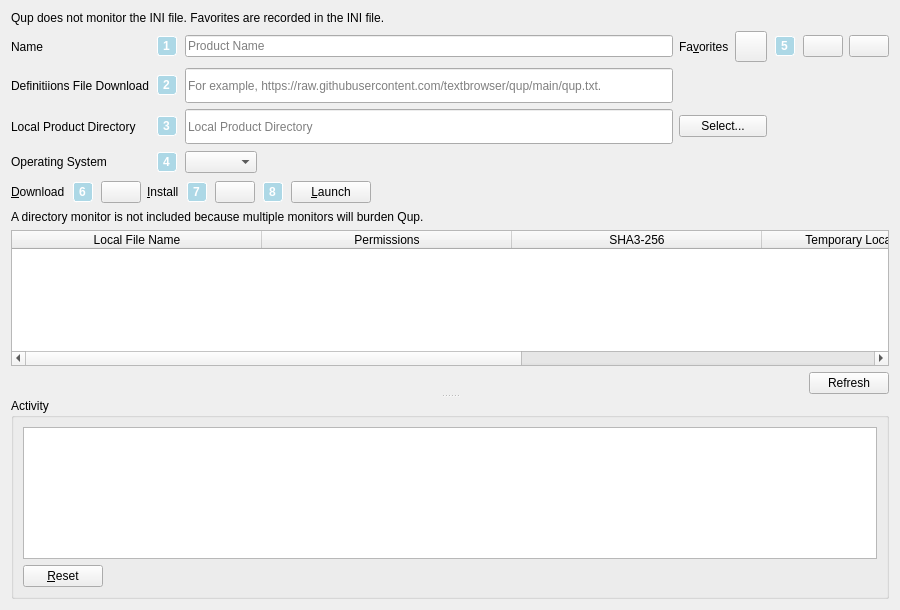
This is ui/qup_page.ui in textbrowser/qup as Qt 5 draws it before an edit. The edited form follows.
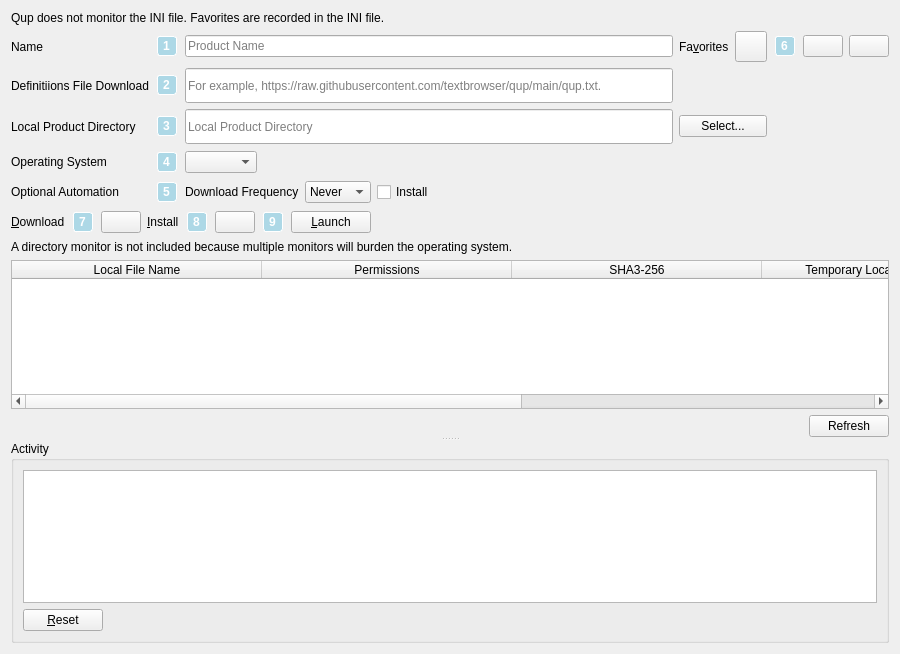
This is the edited form. Icons and pictures are not drawn.

```diff
--- a/ui/qup_page.ui
+++ b/ui/qup_page.ui
@@ -7,7 +7,7 @@
     <x>0</x>
     <y>0</y>
     <width>900</width>
-    <height>610</height>
+    <height>654</height>
    </rect>
   </property>
   <property name="windowTitle">
@@ -313,6 +313,86 @@
         <string notr="true">QLabel {background-color: lightblue; border: 1px solid white; border-radius: 2.5px; color: white; margin: 2px; padding: 2px;}</string>
        </property>
        <property name="text">
+        <string>6</string>
+       </property>
+      </widget>
+     </item>
+     <item row="4" column="0">
+      <widget class="QLabel" name="label_19">
+       <property name="text">
+        <string>Optional Automation</string>
+       </property>
+      </widget>
+     </item>
+     <item row="4" column="2">
+      <layout class="QHBoxLayout" name="horizontalLayout_6">
+       <item>
+        <widget class="QLabel" name="label_18">
+         <property name="text">
+          <string>Download Frequency</string>
+         </property>
+        </widget>
+       </item>
+       <item>
+        <widget class="QComboBox" name="download_frequency">
+         <property name="currentIndex">
+          <number>1</number>
+         </property>
+         <property name="sizeAdjustPolicy">
+          <enum>QComboBox::AdjustToContents</enum>
+         </property>
+         <item>
+          <property name="text">
+           <string>Hourly</string>
+          </property>
+         </item>
+         <item>
+          <property name="text">
+           <string>Never</string>
+          </property>
+         </item>
+        </widget>
+       </item>
+       <item>
+        <widget class="QCheckBox" name="install_automatically">
+         <property name="text">
+          <string>Install</string>
+         </property>
+        </widget>
+       </item>
+       <item>
+        <spacer name="horizontalSpacer_5">
+         <property name="orientation">
+          <enum>Qt::Horizontal</enum>
+         </property>
+         <property name="sizeHint" stdset="0">
+          <size>
+           <width>40</width>
+           <height>20</height>
+          </size>
+         </property>
+        </spacer>
+       </item>
+      </layout>
+     </item>
+     <item row="4" column="1">
+      <widget class="QLabel" name="label_20">
+       <property name="sizePolicy">
+        <sizepolicy hsizetype="Fixed" vsizetype="Fixed">
+         <horstretch>0</horstretch>
+         <verstretch>0</verstretch>
+        </sizepolicy>
+       </property>
+       <property name="font">
+        <font>
+         <weight>75</weight>
+         <bold>true</bold>
+        </font>
+       </property>
+       <property name="styleSheet">
+        <string notr="true">QLabel {background-color: lightblue; border: 1px solid white; border-radius: 2.5px; color: white; margin: 2px; padding: 2px;}</string>
+       </property>
+       <property name="text">
         <string>5</string>
        </property>
       </widget>
@@ -352,7 +432,7 @@
         <string notr="true">QLabel {background-color: lightblue; border: 1px solid white; border-radius: 2.5px; color: white; margin: 2px; padding: 2px;}</string>
        </property>
        <property name="text">
-        <string>6</string>
+        <string>7</string>
        </property>
       </widget>
      </item>
@@ -404,7 +484,7 @@
         <string notr="true">QLabel {background-color: lightblue; border: 1px solid white; border-radius: 2.5px; color: white; margin: 2px; padding: 2px;}</string>
        </property>
        <property name="text">
-        <string>7</string>
+        <string>8</string>
        </property>
       </widget>
      </item>
@@ -446,7 +526,7 @@
         <string notr="true">QLabel {background-color: lightblue; border: 1px solid white; border-radius: 2.5px; color: white; margin: 2px; padding: 2px;}</string>
        </property>
        <property name="text">
-        <string>8</string>
+        <string>9</string>
        </property>
       </widget>
      </item>
@@ -482,7 +562,10 @@
        <item>
         <widget class="QLabel" name="label_9">
          <property name="text">
-          <string>A directory monitor is not included because multiple monitors will burden Qup.</string>
+          <string>A directory monitor is not included because multiple monitors will burden the operating system.</string>
+         </property>
+         <property name="wordWrap">
+          <bool>true</bool>
          </property>
         </widget>
        </item>
```
Left out of the diff: 256 changed lines with no effect on the pictures. Lines whose indentation alone changed are shown as unchanged.
